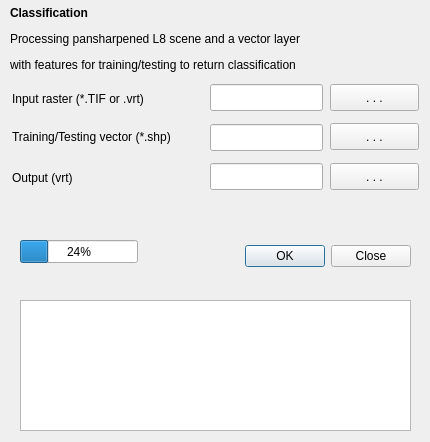
Before: the Qt Designer form uis/classification.ui in GFZ-Centre-for-Early-Warning/REM_satex_plugin, drawn with Qt 5.
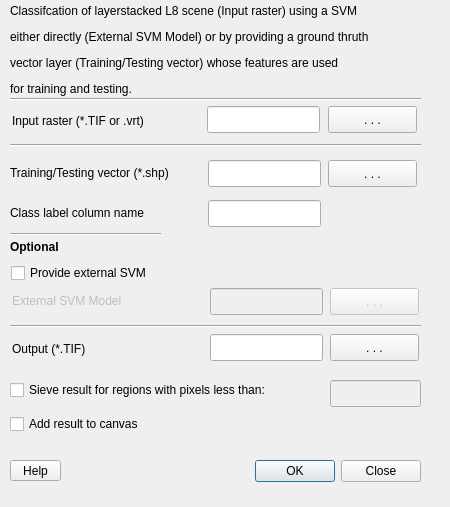
After: the same form once the commit is applied.

Commit message: all except help working

The edit to the form file:
```diff
--- a/uis/classification.ui
+++ b/uis/classification.ui
@@ -6,8 +6,8 @@
    <rect>
     <x>0</x>
     <y>0</y>
-    <width>430</width>
-    <height>442</height>
+    <width>450</width>
+    <height>507</height>
    </rect>
   </property>
   <property name="windowTitle">
@@ -22,8 +22,8 @@
   <widget class="QDialogButtonBox" name="button_box">
    <property name="geometry">
     <rect>
-     <x>240</x>
-     <y>240</y>
+     <x>250</x>
+     <y>455</y>
      <width>171</width>
      <height>32</height>
     </rect>
@@ -38,8 +38,8 @@
   <widget class="QLabel" name="label">
    <property name="geometry">
     <rect>
-     <x>12</x>
-     <y>117</y>
+     <x>10</x>
+     <y>153</y>
      <width>191</width>
      <height>41</height>
     </rect>
@@ -52,7 +52,7 @@
    <property name="geometry">
     <rect>
      <x>12</x>
-     <y>88</y>
+     <y>110</y>
      <width>161</width>
      <height>21</height>
     </rect>
@@ -65,20 +65,20 @@
    <property name="geometry">
     <rect>
      <x>10</x>
-     <y>-1</y>
-     <width>401</width>
-     <height>81</height>
+     <y>0</y>
+     <width>431</width>
+     <height>101</height>
     </rect>
    </property>
    <property name="text">
-    <string>&lt;html&gt;&lt;head/&gt;&lt;body&gt;&lt;p&gt;&lt;span style=&quot; font-weight:600;&quot;&gt;Classification&lt;/span&gt;&lt;/p&gt;&lt;p&gt;Processing pansharpened L8 scene and a vector layer &lt;/p&gt;&lt;p&gt;with features for training/testing to return classification&lt;/p&gt;&lt;/body&gt;&lt;/html&gt;</string>
+    <string>&lt;html&gt;&lt;head/&gt;&lt;body&gt;&lt;p&gt;Classifcation of layerstacked L8 scene (Input raster) using a SVM &lt;/p&gt;&lt;p&gt;either directly (External SVM Model) or by providing a ground thruth &lt;/p&gt;&lt;p&gt;vector layer (Training/Testing vector) whose features are used &lt;/p&gt;&lt;p&gt;for training and testing.&lt;/p&gt;&lt;/body&gt;&lt;/html&gt;</string>
    </property>
   </widget>
   <widget class="QLineEdit" name="lineEdit">
    <property name="geometry">
     <rect>
-     <x>210</x>
-     <y>84</y>
+     <x>207</x>
+     <y>106</y>
      <width>113</width>
      <height>27</height>
     </rect>
@@ -87,8 +87,8 @@
   <widget class="QLineEdit" name="lineEdit_2">
    <property name="geometry">
     <rect>
-     <x>210</x>
-     <y>124</y>
+     <x>208</x>
+     <y>160</y>
      <width>113</width>
      <height>27</height>
     </rect>
@@ -97,8 +97,8 @@
   <widget class="QPushButton" name="pushButton">
    <property name="geometry">
     <rect>
-     <x>330</x>
-     <y>84</y>
+     <x>328</x>
+     <y>106</y>
      <width>89</width>
      <height>27</height>
     </rect>
@@ -113,8 +113,8 @@
   <widget class="QPushButton" name="pushButton_2">
    <property name="geometry">
     <rect>
-     <x>330</x>
-     <y>123</y>
+     <x>328</x>
+     <y>160</y>
      <width>89</width>
      <height>27</height>
     </rect>
@@ -130,20 +130,20 @@
    <property name="geometry">
     <rect>
      <x>12</x>
-     <y>170</y>
+     <y>341</y>
      <width>91</width>
      <height>16</height>
     </rect>
    </property>
    <property name="text">
-    <string>Output (vrt)</string>
+    <string>Output (*.TIF)</string>
    </property>
   </widget>
   <widget class="QLineEdit" name="lineEdit_3">
    <property name="geometry">
     <rect>
      <x>210</x>
-     <y>163</y>
+     <y>334</y>
      <width>113</width>
      <height>27</height>
     </rect>
@@ -153,7 +153,7 @@
    <property name="geometry">
     <rect>
      <x>330</x>
-     <y>163</y>
+     <y>334</y>
      <width>89</width>
      <height>27</height>
     </rect>
@@ -165,27 +165,215 @@
     <string>. . .</string>
    </property>
   </widget>
-  <widget class="QProgressBar" name="progressBar">
+  <widget class="QCheckBox" name="checkBox">
    <property name="geometry">
     <rect>
-     <x>20</x>
-     <y>240</y>
-     <width>118</width>
-     <height>23</height>
+     <x>11</x>
+     <y>263</y>
+     <width>181</width>
+     <height>20</height>
     </rect>
    </property>
-   <property name="value">
-    <number>24</number>
+   <property name="text">
+    <string>Provide external SVM</string>
    </property>
   </widget>
-  <widget class="QTextBrowser" name="textBrowser">
+  <widget class="QPushButton" name="pushButton_4">
+   <property name="enabled">
+    <bool>false</bool>
+   </property>
    <property name="geometry">
     <rect>
-     <x>20</x>
-     <y>300</y>
-     <width>391</width>
-     <height>131</height>
+     <x>330</x>
+     <y>288</y>
+     <width>89</width>
+     <height>27</height>
     </rect>
+   </property>
+   <property name="accessibleName">
+    <string>in_ROI</string>
+   </property>
+   <property name="text">
+    <string>. . .</string>
+   </property>
+  </widget>
+  <widget class="QLineEdit" name="lineEdit_4">
+   <property name="enabled">
+    <bool>false</bool>
+   </property>
+   <property name="geometry">
+    <rect>
+     <x>210</x>
+     <y>288</y>
+     <width>113</width>
+     <height>27</height>
+    </rect>
+   </property>
+  </widget>
+  <widget class="QLabel" name="label_5">
+   <property name="enabled">
+    <bool>false</bool>
+   </property>
+   <property name="geometry">
+    <rect>
+     <x>12</x>
+     <y>281</y>
+     <width>191</width>
+     <height>41</height>
+    </rect>
+   </property>
+   <property name="text">
+    <string>&lt;html&gt;&lt;head/&gt;&lt;body&gt;&lt;p&gt;External SVM Model&lt;/p&gt;&lt;/body&gt;&lt;/html&gt;</string>
+   </property>
+  </widget>
+  <widget class="Line" name="line">
+   <property name="geometry">
+    <rect>
+     <x>10</x>
+     <y>91</y>
+     <width>411</width>
+     <height>16</height>
+    </rect>
+   </property>
+   <property name="orientation">
+    <enum>Qt::Horizontal</enum>
+   </property>
+  </widget>
+  <widget class="Line" name="line_2">
+   <property name="geometry">
+    <rect>
+     <x>10</x>
+     <y>137</y>
+     <width>411</width>
+     <height>16</height>
+    </rect>
+   </property>
+   <property name="orientation">
+    <enum>Qt::Horizontal</enum>
+   </property>
+  </widget>
+  <widget class="Line" name="line_3">
+   <property name="geometry">
+    <rect>
+     <x>10</x>
+     <y>318</y>
+     <width>411</width>
+     <height>16</height>
+    </rect>
+   </property>
+   <property name="orientation">
+    <enum>Qt::Horizontal</enum>
+   </property>
+  </widget>
+  <widget class="QLineEdit" name="lineEdit_5">
+   <property name="geometry">
+    <rect>
+     <x>208</x>
+     <y>200</y>
+     <width>113</width>
+     <height>27</height>
+    </rect>
+   </property>
+  </widget>
+  <widget class="QLabel" name="label_6">
+   <property name="geometry">
+    <rect>
+     <x>10</x>
+     <y>193</y>
+     <width>191</width>
+     <height>41</height>
+    </rect>
+   </property>
+   <property name="text">
+    <string>&lt;html&gt;&lt;head/&gt;&lt;body&gt;&lt;p&gt;Class label column name&lt;/p&gt;&lt;/body&gt;&lt;/html&gt;</string>
+   </property>
+  </widget>
+  <widget class="Line" name="line_4">
+   <property name="geometry">
+    <rect>
+     <x>10</x>
+     <y>226</y>
+     <width>151</width>
+     <height>16</height>
+    </rect>
+   </property>
+   <property name="orientation">
+    <enum>Qt::Horizontal</enum>
+   </property>
+  </widget>
+  <widget class="QCheckBox" name="checkBox_2">
+   <property name="geometry">
+    <rect>
+     <x>10</x>
+     <y>414</y>
+     <width>181</width>
+     <height>20</height>
+    </rect>
+   </property>
+   <property name="text">
+    <string>Add result to canvas</string>
+   </property>
+  </widget>
+  <widget class="QLabel" name="label_7">
+   <property name="geometry">
+    <rect>
+     <x>10</x>
+     <y>236</y>
+     <width>161</width>
+     <height>21</height>
+    </rect>
+   </property>
+   <property name="font">
+    <font>
+     <weight>75</weight>
+     <italic>false</italic>
+     <bold>true</bold>
+    </font>
+   </property>
+   <property name="text">
+    <string>Optional</string>
+   </property>
+  </widget>
+  <widget class="QCheckBox" name="checkBox_3">
+   <property name="geometry">
+    <rect>
+     <x>10</x>
+     <y>380</y>
+     <width>321</width>
+     <height>20</height>
+    </rect>
+   </property>
+   <property name="text">
+    <string>Sieve result for regions with pixels less than:</string>
+   </property>
+   <property name="tristate">
+    <bool>false</bool>
+   </property>
+  </widget>
+  <widget class="QLineEdit" name="lineEdit_6">
+   <property name="enabled">
+    <bool>false</bool>
+   </property>
+   <property name="geometry">
+    <rect>
+     <x>330</x>
+     <y>380</y>
+     <width>91</width>
+     <height>27</height>
+    </rect>
+   </property>
+  </widget>
+  <widget class="QToolButton" name="toolButton">
+   <property name="geometry">
+    <rect>
+     <x>10</x>
+     <y>460</y>
+     <width>51</width>
+     <height>21</height>
+    </rect>
+   </property>
+   <property name="text">
+    <string>Help</string>
    </property>
   </widget>
  </widget>
```
Left out of the diff: 2 changed lines with no effect on the pictures. The commit also changes 10 other files.
